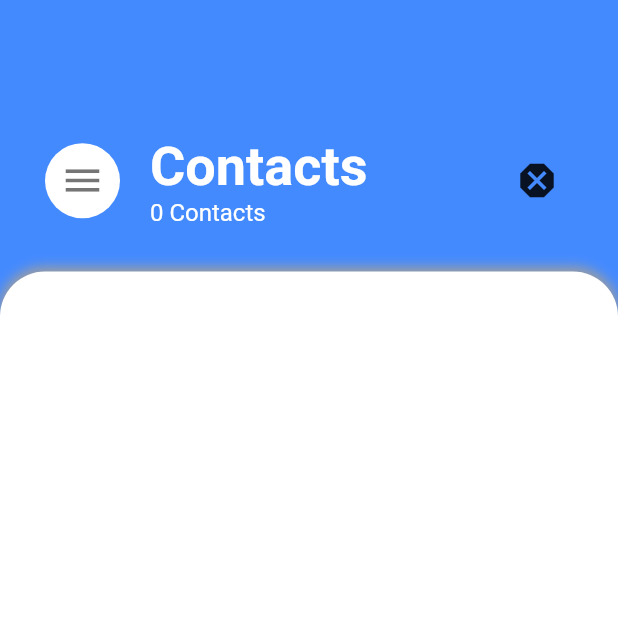
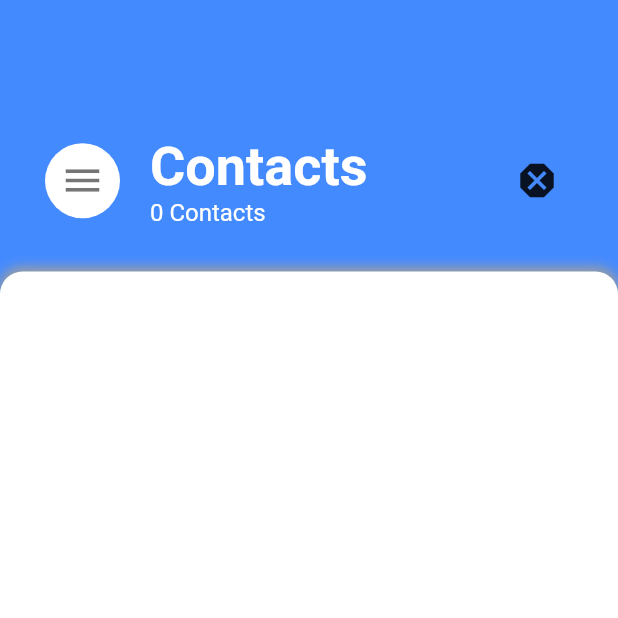
Before and after one commit to rdbhagat999/fluttergetxcontactapp, a Flutter app: the HomeScreen screen opened by its route, on a phone screen of 412 x 824 dp, the top half of it. Run offline on Flutter 3.47's test engine with Material 2 defaults, Android fonts, the phone set to English and light mode, and no system bars; drawn by our look-alikes of auto_size_text; our stand-ins replace animated_text_kit, cloud_firestore, firebase_auth, firebase_core, firebase_storage, flutter_slidable and 3 more; accounts and stored records are empty.

Commit message:
fixs delete method

```diff
--- a/lib/views/home_screen.dart
+++ b/lib/views/home_screen.dart
@@ -102,12 +102,12 @@ class HomeScreen extends StatelessWidget with PrintLogMixin {
           ),
           Expanded(
             child: Container(
-              padding: EdgeInsets.symmetric(horizontal: 15),
+              // padding: EdgeInsets.symmetric(horizontal: 5),
               decoration: BoxDecoration(
                 color: Colors.white,
                 borderRadius: BorderRadius.only(
-                  topLeft: Radius.circular(30),
-                  topRight: Radius.circular(30),
+                  topLeft: Radius.circular(15),
+                  topRight: Radius.circular(15),
                 ),
                 boxShadow: [
                   BoxShadow(
@@ -132,7 +132,13 @@ class HomeScreen extends StatelessWidget with PrintLogMixin {
 
                     QuerySnapshot querySnapshot = stream.data;
 
-                    return ListView.separated(
+                    return ClipRRect(
+                      borderRadius: BorderRadius.only(
+                        topLeft: Radius.circular(15),
+                        topRight: Radius.circular(15),
+                      ),
+                      child: Container(
+                        child: ListView.separated(
                           padding: EdgeInsets.only(top: 10, bottom: 20),
                           physics: BouncingScrollPhysics(),
                           itemCount: querySnapshot.size,
@@ -148,10 +154,13 @@ class HomeScreen extends StatelessWidget with PrintLogMixin {
                               uniqueId: '${contactItem.name ?? ''}',
                               child: buildListTile(contactItem),
                               onDismissed: (action) {
-                            dismissSlidableItem(context, contactItem, action);
+                                dismissSlidableItem(
+                                    context, contactItem, action);
                               },
                             );
                           },
+                        ),
+                      ),
                     );
                   },
                 ),
@@ -184,22 +193,30 @@ class HomeScreen extends StatelessWidget with PrintLogMixin {
       case SlidableAction.delete:
         printLog('Contact has been deleted');
         LoadingIndicatorWidget.showLoadingIndicator();
+        if (item.photoId.isNotEmpty) {
           await _uploadCtrl.deleteFile(
               uid: this._authCtrl.user.uid, photoId: item.photoId);
+        }
         _contactCtrl.deleteContact(contact: item);
         break;
     }
   }
 
   Widget buildListTile(Contacts item) => ListTile(
+        // tileColor: Colors.black12,
         contentPadding: EdgeInsets.symmetric(
-          horizontal: 16,
+          horizontal: 28,
           vertical: 8,
         ),
         leading: CircleAvatar(
           backgroundColor: Colors.blue,
           radius: 28,
-          backgroundImage: NetworkImage(item?.photoUrl ?? ''),
+          backgroundImage: NetworkImage(item?.photoUrl),
+          onBackgroundImageError: (dynamic e, StackTrace trace) {
+            return Image(
+              image: AssetImage('assets/images/user.png'),
+            );
+          },
         ),
         title: Column(
           crossAxisAlignment: CrossAxisAlignment.start,
--- a/pubspec.yaml
+++ b/pubspec.yaml
@@ -58,9 +58,8 @@ flutter:
   uses-material-design: true
 
   # To add assets to your application, add an assets section, like this:
-  # assets:
-  #   - images/a_dot_burr.jpeg
-  #   - images/a_dot_ham.jpeg
+  assets:
+    - assets/images/
 
   # An image asset can refer to one or more resolution-specific "variants", see
   # https://flutter.dev/assets-and-images/#resolution-aware.
```
Also changed, not shown: lib/views/add_contact_screen.dart (+4 -4 lines), assets/images/user.png (added). Lines whose indentation alone changed are shown as unchanged.
